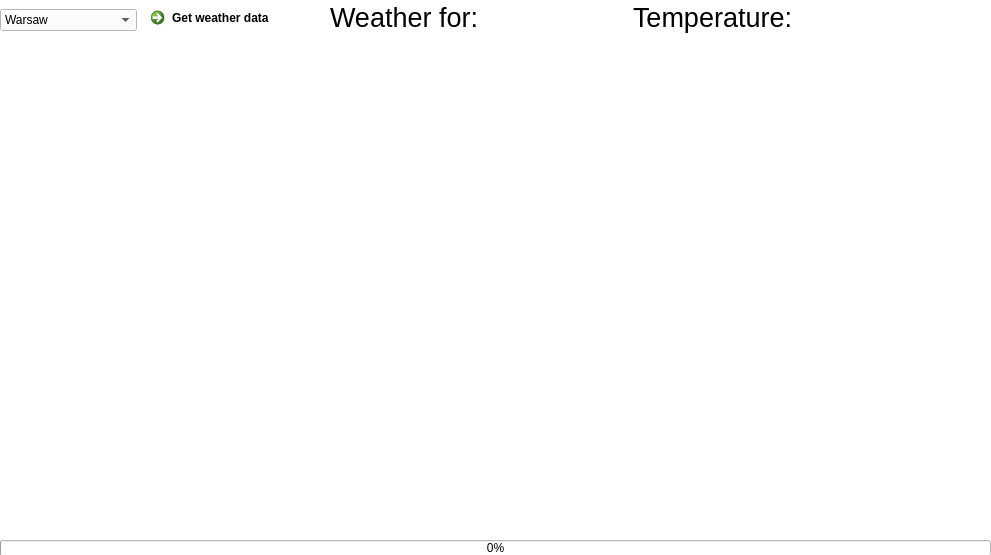
kappi43/WeatherApp, file mainwindow.ui: the form before one commit.
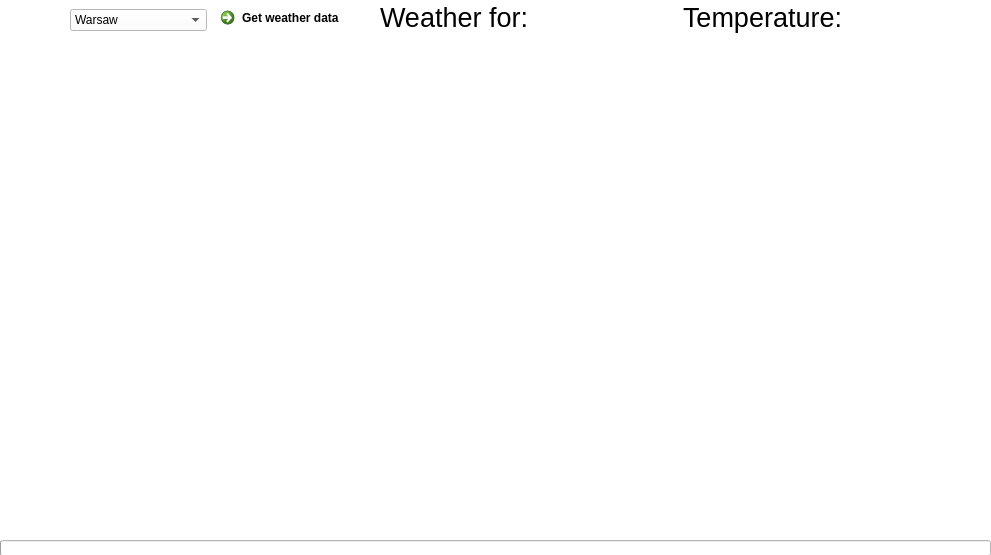
The form after the commit. Icons and pictures are not drawn.

Commit message: Displaying the cloud image in the application

Patch:
```diff
--- a/mainwindow.ui
+++ b/mainwindow.ui
@@ -468,7 +468,7 @@
    <widget class="QWidget" name="horizontalLayoutWidget">
     <property name="geometry">
      <rect>
-      <x>0</x>
+      <x>70</x>
       <y>0</y>
       <width>311</width>
       <height>41</height>
@@ -546,14 +546,17 @@
     <property name="value">
      <number>0</number>
     </property>
+    <property name="textVisible">
+     <bool>false</bool>
+    </property>
     <property name="format">
      <string>%p%</string>
     </property>
    </widget>
-   <widget class="QWidget" name="">
+   <widget class="QWidget" name="layoutWidget">
     <property name="geometry">
      <rect>
-      <x>330</x>
+      <x>380</x>
       <y>0</y>
       <width>611</width>
       <height>35</height>
@@ -593,6 +596,25 @@
      </item>
     </layout>
    </widget>
+   <widget class="QLabel" name="label_5">
+    <property name="geometry">
+     <rect>
+      <x>0</x>
+      <y>0</y>
+      <width>61</width>
+      <height>51</height>
+     </rect>
+    </property>
+    <property name="text">
+     <string/>
+    </property>
+    <property name="pixmap">
+     <pixmap resource="images.qrc">:/icons/CLOUD.png</pixmap>
+    </property>
+    <property name="scaledContents">
+     <bool>true</bool>
+    </property>
+   </widget>
   </widget>
  </widget>
  <resources/>
```
Left out of the diff: 4 changed lines with no effect on the pictures. The commit also changes 1 other file.
